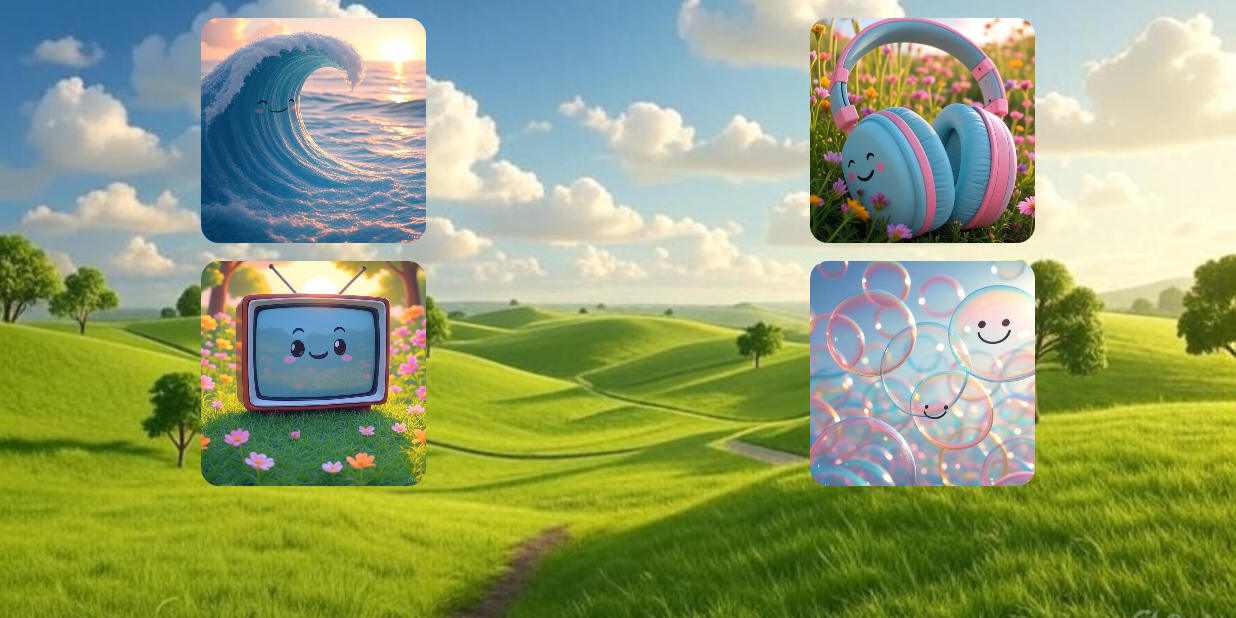
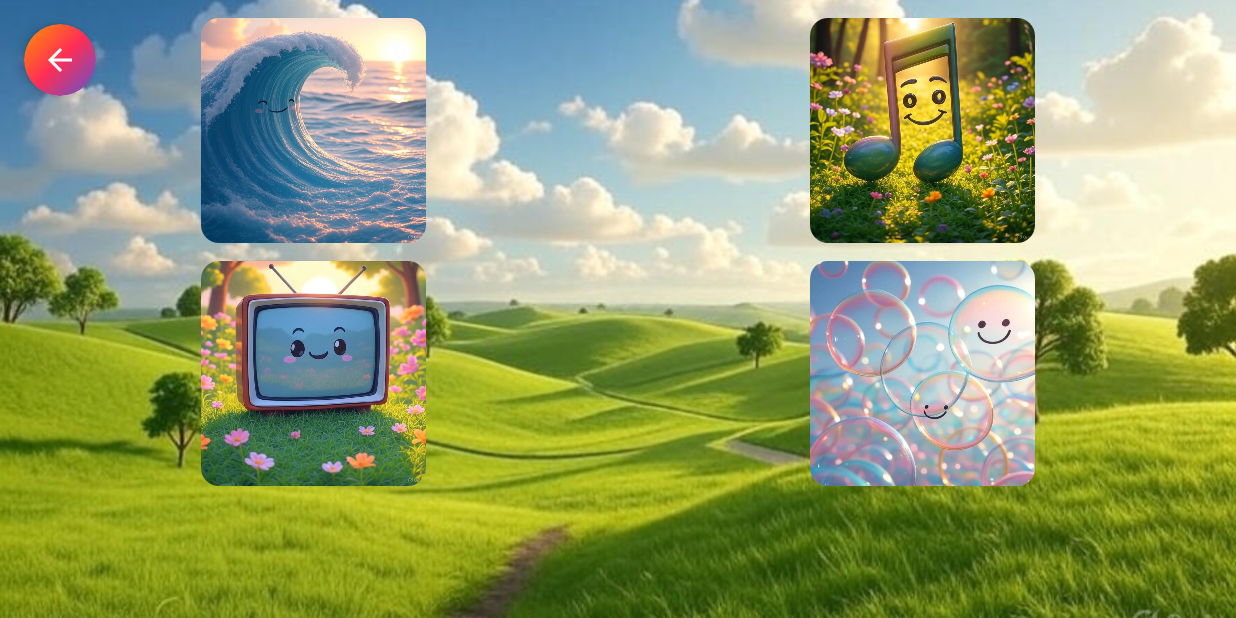
Before and after one commit to sarbajitsaha/Hackathon-MD, an Android app built with Jetpack Compose: the screen it shows after launch (MainActivity), after a tap on "Calm", on a phone screen of 824 x 412 dp (held sideways). Run offline under Robolectric (Android 15) with nearby library versions, the phone set to English and light mode, and no system bars.

Commit message:
Enabled immersive mode and added screen transition animations.
- HomeScreen: Added a floating action button to exit the app.
- CalmScreen:
    - Added a colorful back button.
    - Temporarily disabled navigation to Audio and Video screens.
- PopBubbleScreen:
    - Added a colorful back button.
    - Enhanced bubble visuals with a list of playful colors.
    - Increased bubble speed.
    - Improved tutorial finger animation and visuals, and ensured it appears after the first bubble.
    - Particles now inherit the color of the popped bubble.
- FluidSimulationScreen: Replaced the back button with a colorful, circular back button.
- AppNavigation: Implemented slide and fade animations for screen transitions, respecting the system animator duration scale.
- MainActivity:
    - Set the app to immersive mode, hiding system bars.
    - Added preview configurations for HomeScreen and CalmScreen in landscape mode for English and Bengali locales.

```diff
--- a/app/src/main/java/com/coredumped/project/AppNavigation.kt
+++ b/app/src/main/java/com/coredumped/project/AppNavigation.kt
@@ -1,11 +1,24 @@
 package com.coredumped.project
 
+import android.content.Context
+import android.provider.Settings
+import androidx.compose.animation.AnimatedContentTransitionScope
+import androidx.compose.animation.core.LinearOutSlowInEasing
+import androidx.compose.animation.core.tween
+import androidx.compose.animation.fadeIn
+import androidx.compose.animation.fadeOut
+import androidx.compose.animation.slideInHorizontally
+import androidx.compose.animation.slideOutHorizontally
 import androidx.compose.foundation.layout.Box
 import androidx.compose.foundation.layout.fillMaxSize
 import androidx.compose.material3.Text
 import androidx.compose.runtime.Composable
+import androidx.compose.runtime.remember
 import androidx.compose.ui.Alignment
 import androidx.compose.ui.Modifier
+import androidx.compose.ui.platform.LocalContext
+import androidx.navigation.NavBackStackEntry
+import androidx.navigation.NavGraphBuilder
 import androidx.navigation.compose.NavHost
 import androidx.navigation.compose.composable
 import androidx.navigation.compose.rememberNavController
@@ -17,28 +30,122 @@ import com.coredumped.project.ui.HomeScreen
 @Composable
 fun AppNavigation() {
     val navController = rememberNavController()
+    val context = LocalContext.current
+    val animatorScale = remember {
+        Settings.Global.getFloat(
+            context.contentResolver,
+            Settings.Global.ANIMATOR_DURATION_SCALE,
+            1.0f
+        )
+    }
+
     NavHost(navController = navController, startDestination = "home") {
-        composable("home") {
+        animatedComposable(
+            route = "home",
+            scale = animatorScale
+        ) {
             HomeScreen(navController)
         }
-        composable("daily_activity") {
+        animatedComposable(
+            route = "daily_activity",
+            scale = animatorScale
+        ) {
             PlaceholderScreen("Daily Activity Screen")
         }
-        composable("learning") {
+        animatedComposable(
+            route = "learning",
+            scale = animatorScale
+        ) {
             PlaceholderScreen("Learning Screen")
         }
-        composable("calm") {
+        animatedComposable(
+            route = "calm",
+            scale = animatorScale
+        ) {
             CalmScreen(navController)
         }
-        composable("iq") {
+        animatedComposable(
+            route = "iq",
+            scale = animatorScale
+        ) {
             PlaceholderScreen("IQ Screen")
         }
-        composable("fluid_simulation") {
+        animatedComposable(
+            route = "fluid_simulation",
+            scale = animatorScale
+        ) {
             FluidSimulationScreen(navController = navController)
         }
-        //composable("calming_audio") { CalmingAudioScreen() }
-        //composable("calming_video") { CalmingVideoScreen() }
-        composable("pop_bubble") { PopBubbleScreen(navController = navController) }
+        animatedComposable(
+            route = "pop_bubble",
+            scale = animatorScale
+        ) {
+            PopBubbleScreen(navController = navController)
+        }
+    }
+}
+
+fun NavGraphBuilder.animatedComposable(
+    route: String,
+    scale: Float,
+    content: @Composable (NavBackStackEntry) -> Unit
+) {
+    composable(
+        route = route,
+        enterTransition = {
+            if (scale == 0f) {
+                null // Skip animations if animator scale is 0
+            } else {
+                slideInHorizontally(
+                    initialOffsetX = { fullWidth -> fullWidth }, // Start from right
+                    animationSpec = tween(
+                        durationMillis = (300 / scale).toInt().coerceAtLeast(100),
+                        easing = LinearOutSlowInEasing
+                    )
+                ) + fadeIn(animationSpec = tween((150 / scale).toInt().coerceAtLeast(50)))
+            }
+        },
+        exitTransition = {
+            if (scale == 0f) {
+                null // Skip animations
+            } else {
+                slideOutHorizontally(
+                    targetOffsetX = { fullWidth -> -fullWidth }, // Exit to left
+                    animationSpec = tween(
+                        durationMillis = (300 / scale).toInt().coerceAtLeast(100),
+                        easing = LinearOutSlowInEasing
+                    )
+                ) + fadeOut(animationSpec = tween((150 / scale).toInt().coerceAtLeast(50)))
+            }
+        },
+        popEnterTransition = {
+            if (scale == 0f) {
+                null // Skip animations
+            } else {
+                slideInHorizontally(
+                    initialOffsetX = { fullWidth -> -fullWidth }, // Start from left
+                    animationSpec = tween(
+                        durationMillis = (300 / scale).toInt().coerceAtLeast(100),
+                        easing = LinearOutSlowInEasing
+                    )
+                ) + fadeIn(animationSpec = tween((150 / scale).toInt().coerceAtLeast(50)))
+            }
+        },
+        popExitTransition = {
+            if (scale == 0f) {
+                null // Skip animations
+            } else {
+                slideOutHorizontally(
+                    targetOffsetX = { fullWidth -> fullWidth }, // Exit to right
+                    animationSpec = tween(
+                        durationMillis = (300 / scale).toInt().coerceAtLeast(100),
+                        easing = LinearOutSlowInEasing
+                    )
+                ) + fadeOut(animationSpec = tween((150 / scale).toInt().coerceAtLeast(50)))
+            }
+        }
+    ) { backStackEntry ->
+        content(backStackEntry)
     }
 }
 
--- a/app/src/main/java/com/coredumped/project/MainActivity.kt
+++ b/app/src/main/java/com/coredumped/project/MainActivity.kt
@@ -1,6 +1,7 @@
 package com.coredumped.project
 
 import android.os.Bundle
+import android.view.View
 import androidx.activity.ComponentActivity
 import androidx.activity.compose.setContent
 import androidx.activity.enableEdgeToEdge
@@ -13,11 +14,32 @@ import androidx.compose.material3.Text
 import androidx.compose.runtime.Composable
 import androidx.compose.ui.Modifier
 import androidx.compose.ui.tooling.preview.Preview
+import androidx.core.view.WindowCompat
+import androidx.core.view.WindowInsetsCompat
+import androidx.core.view.WindowInsetsControllerCompat
+import androidx.navigation.compose.rememberNavController
+import com.coredumped.project.ui.CalmScreen
+import com.coredumped.project.ui.HomeScreen
 
 class MainActivity : ComponentActivity() {
     override fun onCreate(savedInstanceState: Bundle?) {
         super.onCreate(savedInstanceState)
-        enableEdgeToEdge()
+        // Enable edge-to-edge display
+        WindowCompat.setDecorFitsSystemWindows(window, false)
+
+        // Set immersive mode to hide status and navigation bars
+        val controller = WindowInsetsControllerCompat(window, window.decorView)
+        controller.hide(WindowInsetsCompat.Type.systemBars()) // Hide status and navigation bars
+        controller.systemBarsBehavior = WindowInsetsControllerCompat.BEHAVIOR_SHOW_TRANSIENT_BARS_BY_SWIPE // Allow swipe to show bars temporarily
+
+        // Ensure immersive mode persists after user interaction
+        window.decorView.setOnSystemUiVisibilityChangeListener { visibility ->
+            if (visibility and View.SYSTEM_UI_FLAG_FULLSCREEN == 0) {
+                // Re-apply immersive mode if system bars become visible
+                controller.hide(WindowInsetsCompat.Type.systemBars())
+            }
+        }
+        //enableEdgeToEdge()
         setContent {
             MaterialTheme {
                 Surface(
@@ -29,4 +51,47 @@ class MainActivity : ComponentActivity() {
             }
         }
     }
+
+    override fun onResume() {
+        super.onResume()
+        // Re-apply immersive mode when activity resumes
+        WindowInsetsControllerCompat(window, window.decorView).hide(WindowInsetsCompat.Type.systemBars())
+    }
 }
+
+
+@Preview(
+    showSystemUi = true,
+    device = "spec:width=411dp,height=891dp,dpi=420,isRound=false,chinSize=0dp,orientation=landscape",
+    showBackground = true, locale = "en", name = "HomeScreen English"
+)
+
+@Preview(
+    showSystemUi = true,
+    device = "spec:width=411dp,height=891dp,dpi=420,isRound=false,chinSize=0dp,orientation=landscape",
+    showBackground = true, locale = "bn", name = "HomeScreen Bengali"
+)
+@Composable
+fun HomeScreenPreview() {
+    // Mock NavController for preview
+    val mockNavController = rememberNavController()
+    HomeScreen(navController = mockNavController)
+}
+
+@Preview(
+    showSystemUi = true,
+    device = "spec:width=411dp,height=891dp,dpi=420,isRound=false,chinSize=0dp,orientation=landscape",
+    showBackground = true, locale = "en", name = "CalmScreen English"
+)
+
+@Preview(
+    showSystemUi = true,
+    device = "spec:width=411dp,height=891dp,dpi=420,isRound=false,chinSize=0dp,orientation=landscape",
+    showBackground = true, locale = "bn", name = "CalmScreen Bengali"
+)
+@Composable
+fun CalmScreenPreview() {
+    // Mock NavController for preview
+    val mockNavController = rememberNavController()
+    CalmScreen(navController = mockNavController)
+}
--- a/app/src/main/java/com/coredumped/project/ui/CalmScreen.kt
+++ b/app/src/main/java/com/coredumped/project/ui/CalmScreen.kt
@@ -1,6 +1,7 @@
 package com.coredumped.project.ui
 
 import androidx.compose.foundation.Image
+import androidx.compose.foundation.background
 import androidx.compose.foundation.clickable
 import androidx.compose.foundation.layout.Arrangement
 import androidx.compose.foundation.layout.Box
@@ -10,41 +11,75 @@ import androidx.compose.foundation.layout.padding
 import androidx.compose.foundation.layout.size
 import androidx.compose.foundation.lazy.grid.GridCells
 import androidx.compose.foundation.lazy.grid.LazyVerticalGrid
+import androidx.compose.foundation.shape.CircleShape
 import androidx.compose.foundation.shape.RoundedCornerShape
+import androidx.compose.material.icons.Icons
+import androidx.compose.material.icons.filled.ArrowBack
 import androidx.compose.material3.Card
 import androidx.compose.material3.CardDefaults
+import androidx.compose.material3.FloatingActionButton
+import androidx.compose.material3.Icon
 import androidx.compose.runtime.Composable
 import androidx.compose.ui.Alignment
 import androidx.compose.ui.Modifier
 import androidx.compose.ui.draw.clip
+import androidx.compose.ui.draw.shadow
+import androidx.compose.ui.graphics.Brush
 import androidx.compose.ui.graphics.Color
 import androidx.compose.ui.layout.ContentScale
 import androidx.compose.ui.res.painterResource
+import androidx.compose.ui.tooling.preview.Preview
 import androidx.compose.ui.unit.dp
 import androidx.navigation.NavController
+import androidx.navigation.compose.rememberNavController
 import com.coredumped.project.R
 
 @Composable
 fun CalmScreen(navController: NavController) {
-    // Container Box to hold the background and grid
     Box(modifier = Modifier.fillMaxSize()) {
-        // Background image that fills the entire screen
         Image(
             painter = painterResource(id = R.drawable.homescreen),
             contentDescription = "Background Image",
             modifier = Modifier.fillMaxSize(),
-            contentScale = ContentScale.Crop // Crop to maintain aspect ratio and fill screen
+            contentScale = ContentScale.Crop
         )
 
-        // Grid layout for category items
+        // Colorful back button in the top left corner
+        Box(
+            modifier = Modifier
+                .padding(16.dp)
+                .size(48.dp)
+                .shadow(4.dp, CircleShape)
+                .clip(CircleShape)
+                .background(
+                    brush = Brush.linearGradient(
+                        colors = listOf(
+                            Color(0xFFFF9500),  // Orange
+                            Color(0xFFFF2D55),  // Pink
+                            Color(0xFF5856D6)   // Purple
+                        )
+                    )
+                )
+                .clickable { navController.popBackStack() }
+                .align(Alignment.TopStart),
+            contentAlignment = Alignment.Center
+        ) {
+            Icon(
+                imageVector = Icons.Default.ArrowBack,
+                contentDescription = "Back",
+                tint = Color.White,
+                modifier = Modifier.size(24.dp)
+            )
+        }
+
         LazyVerticalGrid(
-            columns = GridCells.Fixed(2), // Fixed 2-column layout
+            columns = GridCells.Fixed(2),
             modifier = Modifier
-                .fillMaxSize() // Fill the available space
-                .padding(8.dp), // Outer padding around the grid
-            verticalArrangement = Arrangement.spacedBy(12.dp), // Vertical spacing between items
-            horizontalArrangement = Arrangement.spacedBy(12.dp), // Horizontal spacing between items
-            contentPadding = PaddingValues(4.dp) // Padding inside the grid content
+                .fillMaxSize()
+                .padding(8.dp),
+            verticalArrangement = Arrangement.spacedBy(12.dp),
+            horizontalArrangement = Arrangement.spacedBy(12.dp),
+            contentPadding = PaddingValues(4.dp)
         ) {
             item {
                 CategoryItem(
@@ -59,7 +94,7 @@ fun CalmScreen(navController: NavController) {
                     text = "Audio",
                     imageResId = R.drawable.calm_audio,
                     color = Color.Green,
-                    onClick = { navController.navigate("calming_audio") }
+                    onClick = { /* Disabled until route is implemented */ }
                 )
             }
             item {
@@ -67,7 +102,7 @@ fun CalmScreen(navController: NavController) {
                     text = "Video",
                     imageResId = R.drawable.calm_video,
                     color = Color.Blue,
-                    onClick = { navController.navigate("calming_video") }
+                    onClick = { /* Disabled until route is implemented */ }
                 )
             }
             item {
@@ -81,40 +116,3 @@ fun CalmScreen(navController: NavController) {
         }
     }
 }
-
-/*
-Commenting this out for now, we should just use the homescreen one here
-@Composable
-fun CategoryItem(
-    text: String, // Keeping param for consistency, not used in display
-    imageResId: Int,
-    color: Color,
-    onClick: () -> Unit
-) {
-    // Box to center the card within the grid cell
-    Box(
-        modifier = Modifier.fillMaxSize(),
-        contentAlignment = Alignment.Center // Center the card horizontally and vertically
-    ) {
-        // Card to hold the image with a translucent background
-        Card(
-            modifier = Modifier
-                .clickable(onClick = onClick) // Make the card clickable
-                .size(150.dp), // Fixed size to match image, no extra padding
-            shape = RoundedCornerShape(12.dp), // Rounded corners for the card
-            colors = CardDefaults.cardColors(containerColor = color.copy(alpha = 0.3f)), // Subtle translucent background
-            elevation = CardDefaults.cardElevation(1.dp) // Slight elevation for depth
-        ) {
-            // Image filling the card
-            Image(
-                painter = painterResource(id = imageResId),
-                contentDescription = text,
-                modifier = Modifier
-                    .fillMaxSize() // Fill the card entirely
-                    .clip(RoundedCornerShape(8.dp)), // Rounded corners for the image
-                contentScale = ContentScale.Crop // Crop to fill while maintaining aspect ratio
-            )
-        }
-    }
-}
- */
--- a/app/src/main/java/com/coredumped/project/ui/HomeScreen.kt
+++ b/app/src/main/java/com/coredumped/project/ui/HomeScreen.kt
@@ -1,5 +1,7 @@
 package com.coredumped.project.ui
 
+import android.app.Activity
+import android.content.Context
 import androidx.compose.foundation.Image
 import androidx.compose.foundation.clickable
 import androidx.compose.foundation.layout.Arrangement
@@ -9,19 +11,26 @@ import androidx.compose.foundation.layout.fillMaxSize
 import androidx.compose.foundation.layout.padding
 import androidx.compose.foundation.layout.size
 import androidx.compose.foundation.shape.RoundedCornerShape
+import androidx.compose.material.icons.Icons
+import androidx.compose.material.icons.filled.Close
 import androidx.compose.material3.Card
 import androidx.compose.material3.CardDefaults
+import androidx.compose.material3.FloatingActionButton
+import androidx.compose.material3.Icon
 import androidx.compose.runtime.Composable
 import androidx.compose.ui.Alignment
 import androidx.compose.ui.Modifier
 import androidx.compose.ui.draw.clip
 import androidx.compose.ui.graphics.Color
 import androidx.compose.ui.layout.ContentScale
+import androidx.compose.ui.platform.LocalContext
 import androidx.compose.ui.res.painterResource
 import androidx.compose.ui.unit.dp
-import androidx.navigation.NavController
 import androidx.compose.foundation.lazy.grid.GridCells
 import androidx.compose.foundation.lazy.grid.LazyVerticalGrid
+import androidx.compose.ui.tooling.preview.Preview
+import androidx.navigation.NavController
+import androidx.navigation.compose.rememberNavController
 import com.coredumped.project.R
 
 @Composable
@@ -42,9 +51,9 @@ fun HomeScreen(navController: NavController) {
             modifier = Modifier
                 .fillMaxSize() // Fill the available space
                 .padding(8.dp), // Outer padding around the grid
-            verticalArrangement = Arrangement.spacedBy(12.dp), // Vertical spacing between items
-            horizontalArrangement = Arrangement.spacedBy(12.dp), // Horizontal spacing between items
-            contentPadding = PaddingValues(4.dp) // Padding inside the grid content
+            verticalArrangement = Arrangement.spacedBy(20.dp, alignment = Alignment.CenterVertically), // Vertical spacing between items
+            horizontalArrangement = Arrangement.spacedBy(20.dp, alignment = Alignment.CenterHorizontally), // Horizontal spacing between items
+            contentPadding = PaddingValues(0.dp) // Padding inside the grid content
         ) {
             item {
                 CategoryItem(
@@ -79,7 +88,39 @@ fun HomeScreen(navController: NavController) {
                 )
             }
         }
+
+        val context = LocalContext.current
+        FloatingActionButton(
+            onClick = {
+                // Exit the app by finishing the activity
+                context.findActivity()?.finish()
+            },
+            modifier = Modifier
+                .align(Alignment.TopEnd)
+                .padding(16.dp)
+                .size(56.dp), // Large, touch-friendly size
+            containerColor = Color(0xFFFF0000), // Bright red background
+            contentColor = Color.White // White icon for contrast
+        ) {
+            Icon(
+                imageVector = Icons.Default.Close,
+                contentDescription = "Exit App"
+            )
+        }
     }
+}
+
+
+// Utility function to get Activity from Context (non-composable)
+fun Context.findActivity(): Activity? {
+    var currentContext = this
+    while (currentContext is android.content.ContextWrapper) {
+        if (currentContext is Activity) {
+            return currentContext
+        }
+        currentContext = currentContext.baseContext
+    }
+    return null
 }
 
 @Composable
```
Also changed, not shown: app/src/main/java/com/coredumped/project/calm/FluidSimulation.kt (+27 -37 lines), app/src/main/java/com/coredumped/project/calm/PopBubble.kt (+146 -26 lines), app/src/main/res/drawable/calm_audio.jpg.
